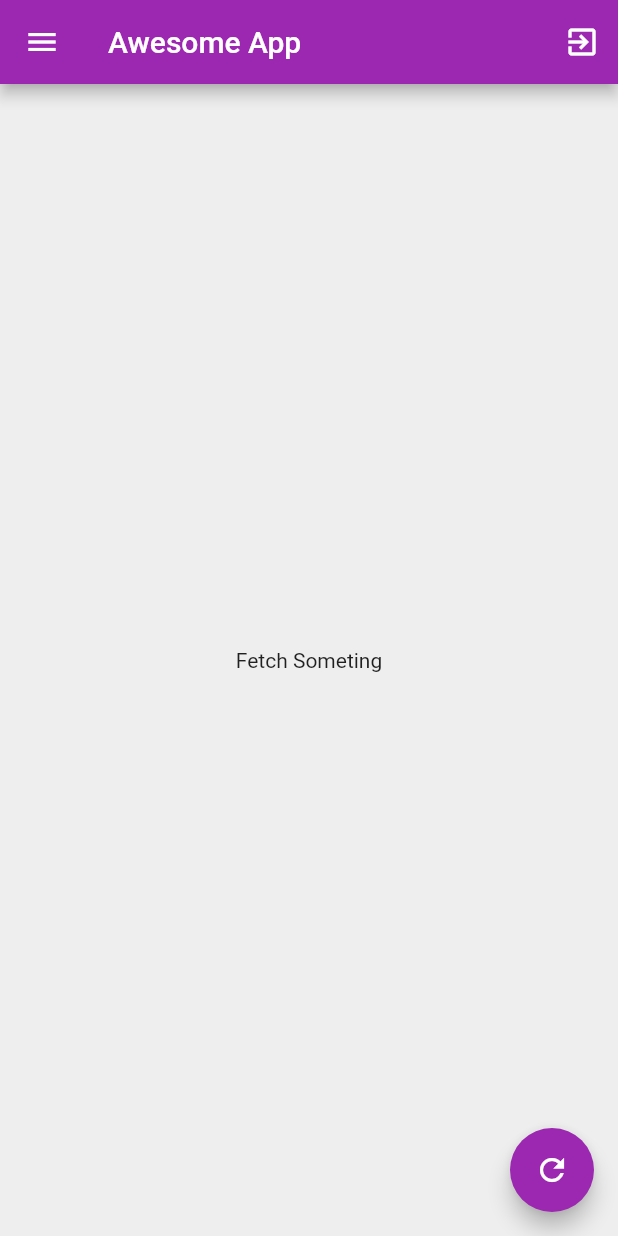
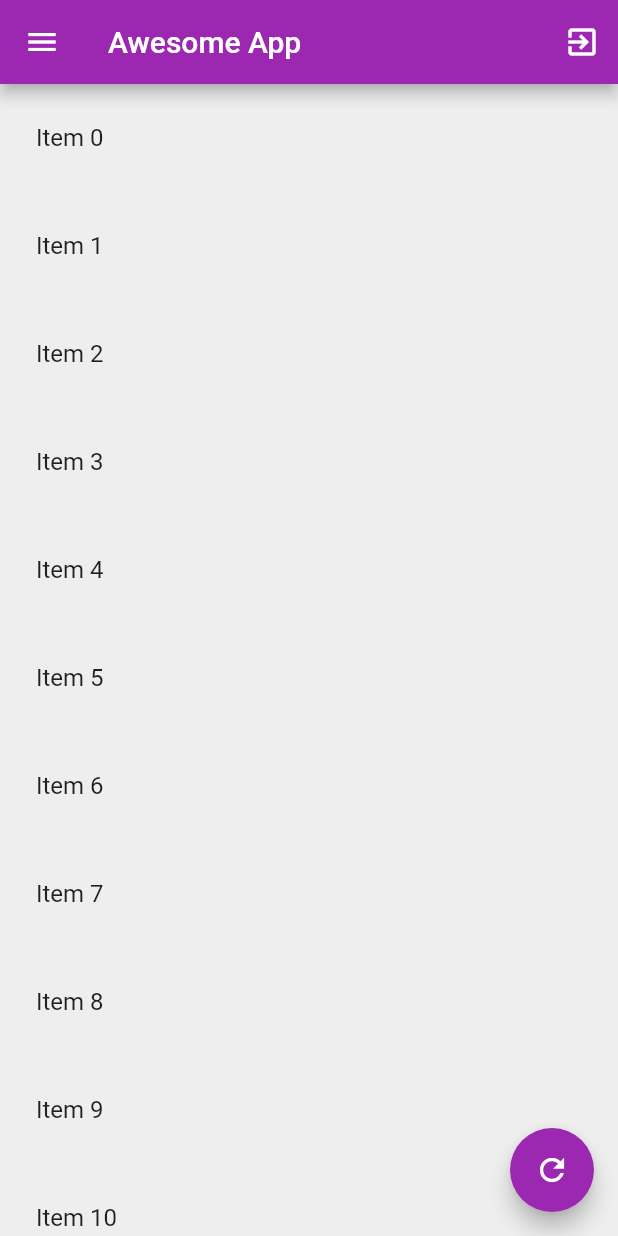
Before and after one commit to rishabkoul/FlutterPractise, a Flutter app: the screen it shows after launch, after a tap on "Sign In", on a phone screen of 412 x 824 dp. Run offline on Flutter 3.47's test engine with Material 2 defaults, Android fonts, the phone set to English and light mode, and no system bars; our stand-ins replace shared_preferences; network calls fail.

Commit message:
strem builder done

```diff
--- a/lib/main.dart
+++ b/lib/main.dart
@@ -1,5 +1,5 @@
 import 'package:flutter/material.dart';
-import 'package:hello_world/pages/home_page_with_fb.dart';
+import 'package:hello_world/pages/home_page_with_strem.dart';
 import 'package:hello_world/pages/login_page.dart';
 import 'package:hello_world/utils/Constants.dart';
 import 'package:shared_preferences/shared_preferences.dart';
@@ -13,13 +13,13 @@ Future main() async {
       debugShowCheckedModeBanner: false,
       title: "Awesome App",
       home: Constants.prefs.getBool("LoggedIn") == true
-          ? HomePageFB()
+          ? HomePageSB()
           : LoginPage(),
       theme: ThemeData(
         primarySwatch: Colors.purple,
       ),
       routes: {
         "/login": (context) => LoginPage(),
-        "/home": (context) => HomePageFB(),
+        "/home": (context) => HomePageSB(),
       }));
 }
--- /dev/null
+++ b/lib/pages/home_page_with_strem.dart
@@ -0,0 +1,89 @@
+import 'package:flutter/material.dart';
+import 'package:hello_world/utils/Constants.dart';
+import 'package:hello_world/widgets/drawer.dart';
+
+import 'package:http/http.dart' as http;
+
+import 'dart:convert';
+
+class HomePageSB extends StatelessWidget {
+  // @override
+  // void initState() {
+  //   super.initState();
+  //   getData();
+  // }
+
+  Future getData() async {
+    var url = Uri.parse('https://jsonplaceholder.typicode.com/photos');
+    var data;
+    var res = await http.get(url);
+    data = jsonDecode(res.body);
+    return data;
+  }
+
+  Stream<List<String>> getStreamData() {
+    var data = Stream<List<String>>.fromIterable(
+        [List<String>.generate(20, (index) => "Item $index")]);
+    return data;
+  }
+
+  @override
+  Widget build(BuildContext context) {
+    return Scaffold(
+      backgroundColor: Colors.grey[200],
+      appBar: AppBar(
+        title: Text("Awesome App"),
+        actions: [
+          IconButton(
+              icon: Icon(Icons.exit_to_app),
+              onPressed: () {
+                Constants.prefs.setBool("LoggedIn", false);
+                Navigator.pushReplacementNamed(context, '/login');
+              })
+        ],
+      ),
+      body: StreamBuilder(
+        stream: getStreamData(),
+        builder: (context, snapshot) {
+          switch (snapshot.connectionState) {
+            case ConnectionState.none:
+              return Center(
+                child: Text("Fetch Someting"),
+              );
+            case ConnectionState.active:
+            case ConnectionState.waiting:
+              return Center(
+                child: CircularProgressIndicator(),
+              );
+            case ConnectionState.done:
+              print(snapshot.hasError);
+              if (snapshot.hasError) {
+                print('hello');
+                return Center(child: Text("Some error has Occured"));
+              }
+              return ListView.builder(
+                itemBuilder: (context, index) {
+                  return Padding(
+                    padding: const EdgeInsets.all(8.0),
+                    child: ListTile(
+                      title: Text(snapshot.data[index]),
+                    ),
+                  );
+                },
+                itemCount: snapshot.data.length,
+              );
+          }
+          return null;
+        },
+      ),
+      drawer: MyDrawer(),
+      floatingActionButton: FloatingActionButton(
+        onPressed: () {
+          // myText = _nameController.text;
+          // setState(() {});
+        },
+        child: Icon(Icons.refresh),
+      ),
+    );
+  }
+}
```
